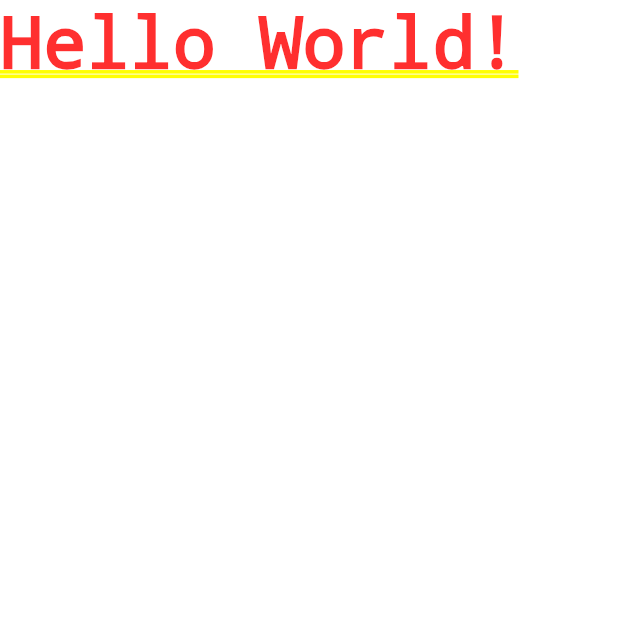
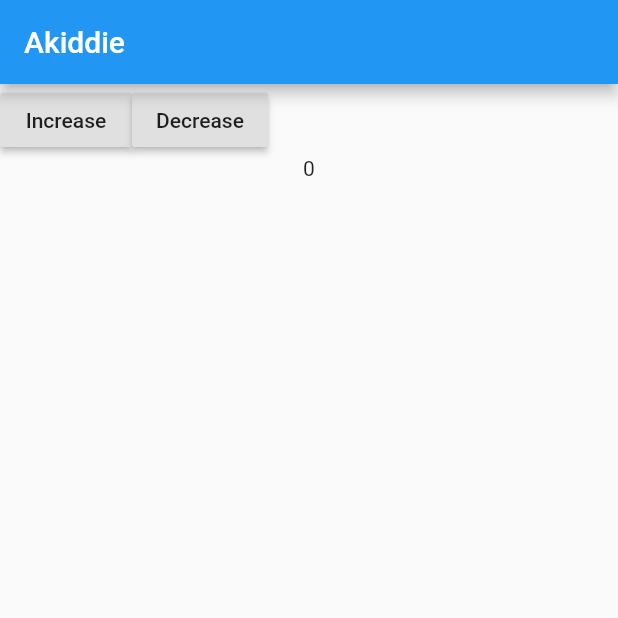
Before and after one commit to the-fanan/flutter-tutorials, a Flutter app: the screen it shows after launch, on a phone screen of 412 x 824 dp, the top half of it. Run offline on Flutter 3.47's test engine with Material 2 defaults, Android fonts, the phone set to English and light mode, and no system bars.

Commit message:
completed stateful widget

```diff
--- a/lib/main.dart
+++ b/lib/main.dart
@@ -5,8 +5,55 @@ void main(){
 }
 
 class MyFirstApp extends StatelessWidget{
+
+  @override
   Widget build(BuildContext context)
   {
-    return MaterialApp(home: Text('Hello World!'),);
+    return MaterialApp(home: Home(),);
   }
 }
+
+class Home extends StatefulWidget{
+  @override
+  HomeState createState() {
+    return HomeState();
+  }
+}
+
+class HomeState extends State<Home> {
+  int count = 0;
+  void increaseCount(){
+    setState(() {
+      this.count++;
+    });
+
+    print(this.count);
+  }
+
+  void decreaseCount(){
+    setState(() {
+      this.count--;
+    });
+
+    print(this.count);
+  }
+
+  @override
+  Widget build(BuildContext context)
+  {
+    return MaterialApp(home: Scaffold(
+      appBar: AppBar(
+        title: Text("Akiddie"),
+      ),
+      body: Column(children: <Widget>[
+        Row(children: <Widget>[
+          RaisedButton(child: Text("Increase"), onPressed: increaseCount,),
+          RaisedButton(child: Text("Decrease"), onPressed: decreaseCount,),
+        ]),
+        Text('$count'),
+        ],
+      ),
+    ),
+    );
+  }
+}
```
